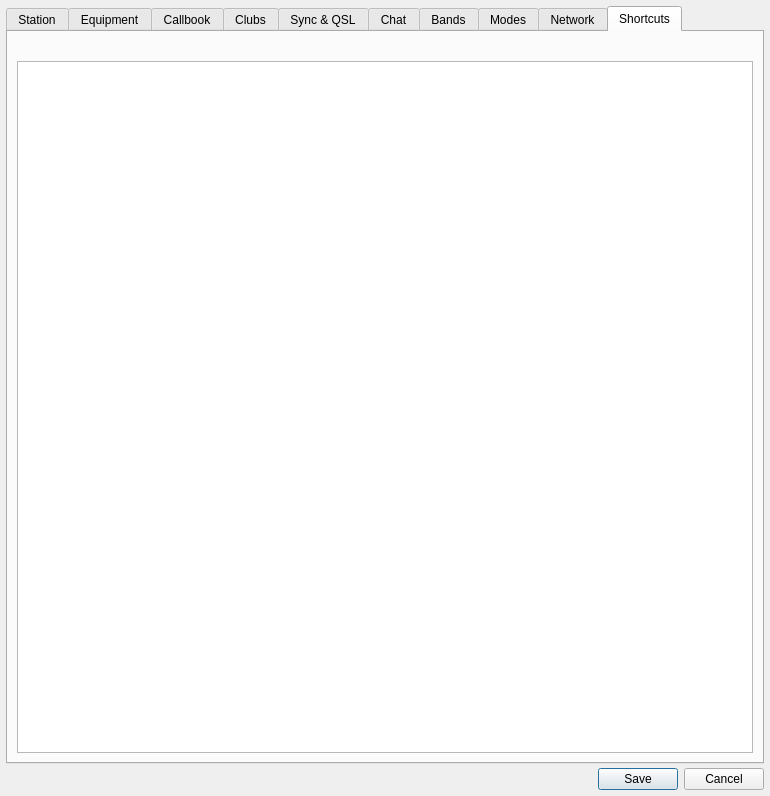
Above: ui/SettingsDialog.ui from jg3hlx/QLog before the change. Below: the same form after it.
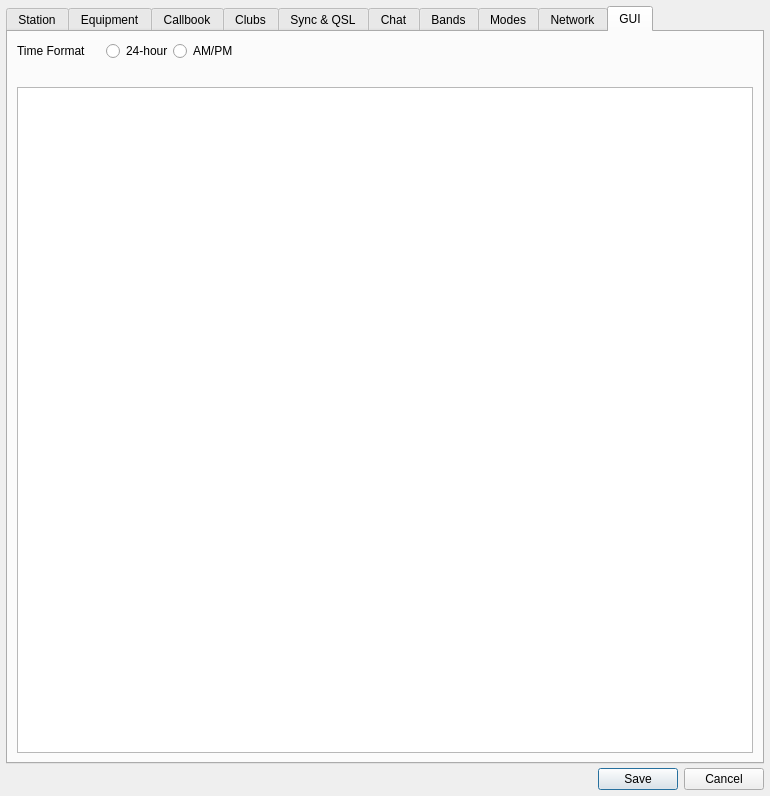
That is the form after the change. The open tabs and pages were chosen to show the change. Icons and pictures are not drawn. Custom widgets are drawn as their Qt base class.

Commit message: Fixed #573 - Setting dialog contains a 12/24 Time Format option

What changed in the file:
```diff
--- a/ui/SettingsDialog.ui
+++ b/ui/SettingsDialog.ui
@@ -4207,9 +4207,85 @@
      </widget>
      <widget class="QWidget" name="shortcutsTab">
       <attribute name="title">
-       <string>Shortcuts</string>
+       <string>GUI</string>
       </attribute>
       <layout class="QVBoxLayout" name="verticalLayout_14">
+       <item>
+        <layout class="QHBoxLayout" name="timeLayout">
+         <property name="spacing">
+          <number>4</number>
+         </property>
+         <property name="bottomMargin">
+          <number>0</number>
+         </property>
+         <item>
+          <layout class="QHBoxLayout" name="horizontalLayout_34">
+           <property name="spacing">
+            <number>0</number>
+           </property>
+           <property name="bottomMargin">
+            <number>0</number>
+           </property>
+           <item>
+            <widget class="QLabel" name="timeFormatLabel">
+             <property name="text">
+              <string>Time Format</string>
+             </property>
+            </widget>
+           </item>
+           <item>
+            <spacer name="horizontalSpacer_4">
+             <property name="orientation">
+              <enum>Qt::Horizontal</enum>
+             </property>
+             <property name="sizeType">
+              <enum>QSizePolicy::Minimum</enum>
+             </property>
+             <property name="sizeHint" stdset="0">
+              <size>
+               <width>20</width>
+               <height>20</height>
+              </size>
+             </property>
+            </spacer>
+           </item>
+           <item>
+            <widget class="QRadioButton" name="timeFormat24RadioButton">
+             <property name="text">
+              <string>24-hour</string>
+             </property>
+             <attribute name="buttonGroup">
+              <string notr="true">buttonGroup</string>
+             </attribute>
+            </widget>
+           </item>
+           <item>
+            <widget class="QRadioButton" name="timeFormat12RadioButton">
+             <property name="text">
+              <string>AM/PM</string>
+             </property>
+             <attribute name="buttonGroup">
+              <string notr="true">buttonGroup</string>
+             </attribute>
+            </widget>
+           </item>
+           <item>
+            <spacer name="horizontalSpacer_3">
+             <property name="orientation">
+              <enum>Qt::Horizontal</enum>
+             </property>
+             <property name="sizeHint" stdset="0">
+              <size>
+               <width>40</width>
+               <height>20</height>
+              </size>
+             </property>
+            </spacer>
+           </item>
+          </layout>
+         </item>
+        </layout>
+       </item>
        <item>
         <widget class="QLabel" name="shortcutInfoLabel">
          <property name="text">
```
Left out of the diff: 7 changed lines with no effect on the pictures. The commit also changes 7 other files.
